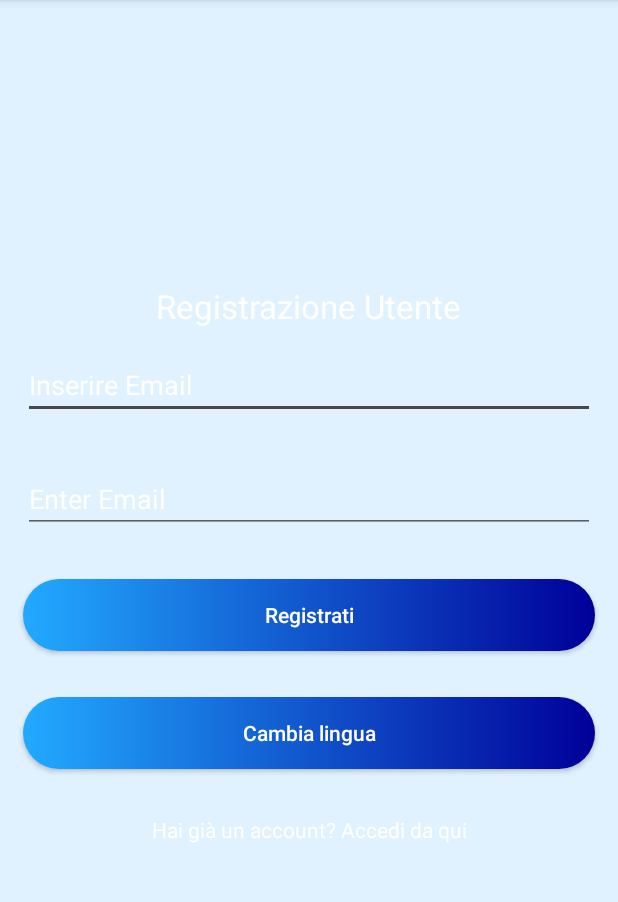
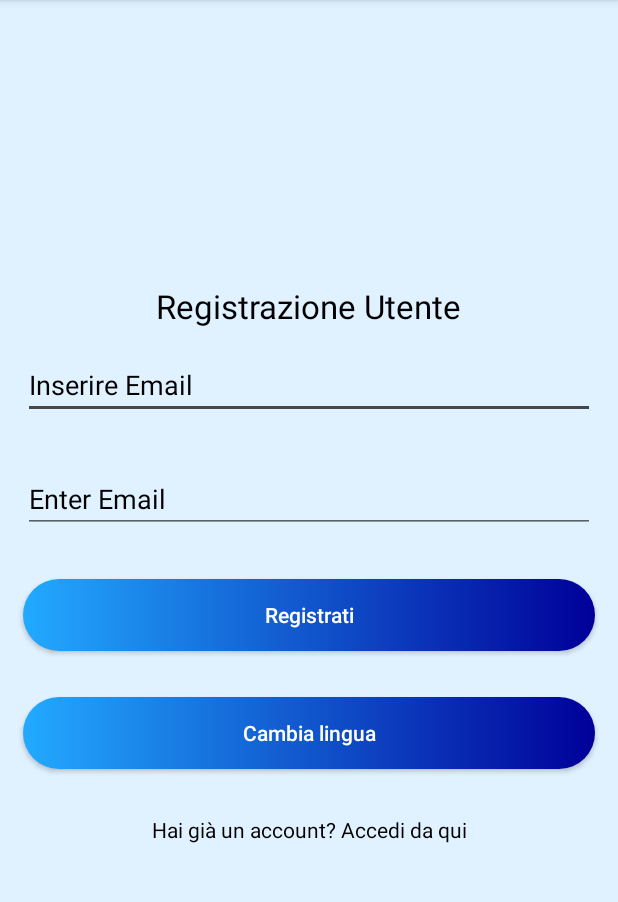
Before and after one commit to udesantis1/DibApp2, an Android app: the screen it shows after launch (MainActivity), on a phone screen of 412 x 824 dp, the part 84-986 px from its top. Run offline under Robolectric (Android 15) with nearby library versions, the phone set to English and light mode, and no system bars; our stand-ins replace Firebase (no records; nobody signed in at launch, a user with empty details on screens opened directly).

Commit message:
Sistemati 2 layout non sistemati in precedenza

```diff
--- a/app/src/main/res/layout/activity_main.xml
+++ b/app/src/main/res/layout/activity_main.xml
@@ -22,7 +22,7 @@
             android:text="@string/Registrazioni"
             android:id="@+id/textView"
             android:layout_gravity="center_horizontal"
-            android:textColor="#FFFF"/>
+            android:textColor="@android:color/black"/>
 
         <EditText
             android:id="@+id/editTextEmail"
@@ -31,7 +31,7 @@
             android:layout_margin="15dp"
             android:hint="@string/Email"
             android:inputType="textEmailAddress"
-            android:textColorHint="#FFFF"/>
+            android:textColorHint="@android:color/black"/>
 
         <EditText
             android:id="@+id/editTextPassword"
@@ -40,7 +40,7 @@
             android:layout_margin="15dp"
             android:hint="@string/Password"
             android:inputType="textPassword"
-            android:textColorHint="#FFFF"
+            android:textColorHint="@android:color/black"
             />
         <Button
             android:id="@+id/buttonSignup"
@@ -69,7 +69,7 @@
             android:layout_margin="15dp"
             android:layout_width="match_parent"
             android:layout_height="wrap_content"
-            android:textColor="#FFFF"/>
+            android:textColor="@android:color/black"/>
 
     </LinearLayout>
 
```
Also changed, not shown: app/src/main/res/layout/activity_login.xml (+4 -4 lines).
